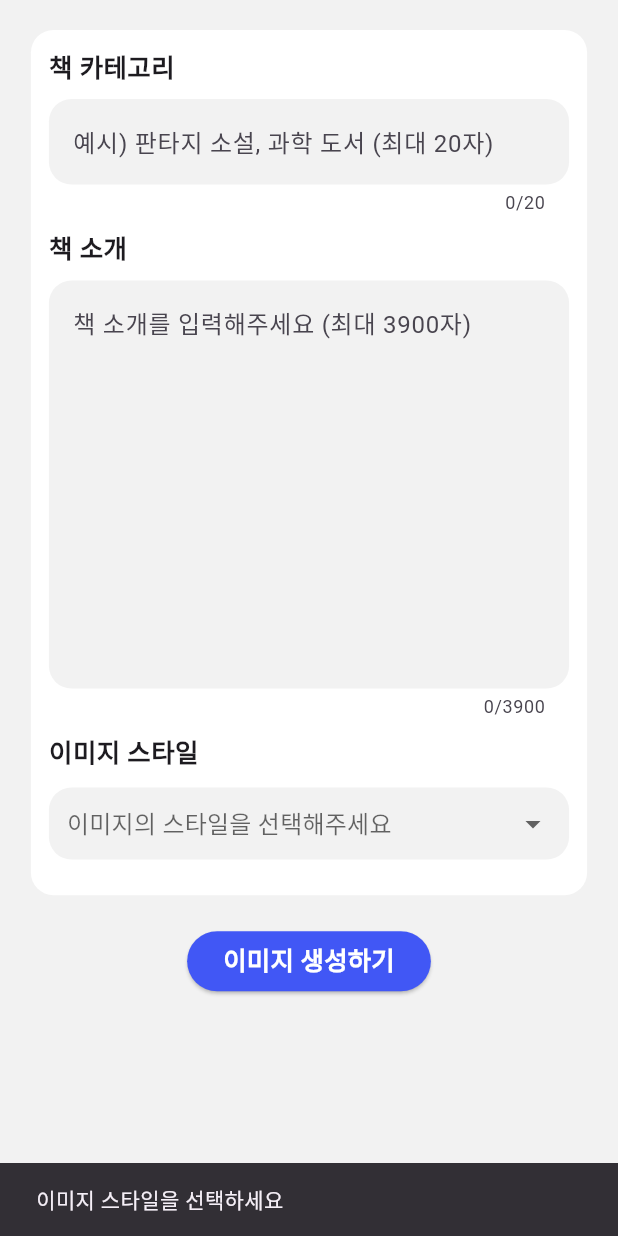
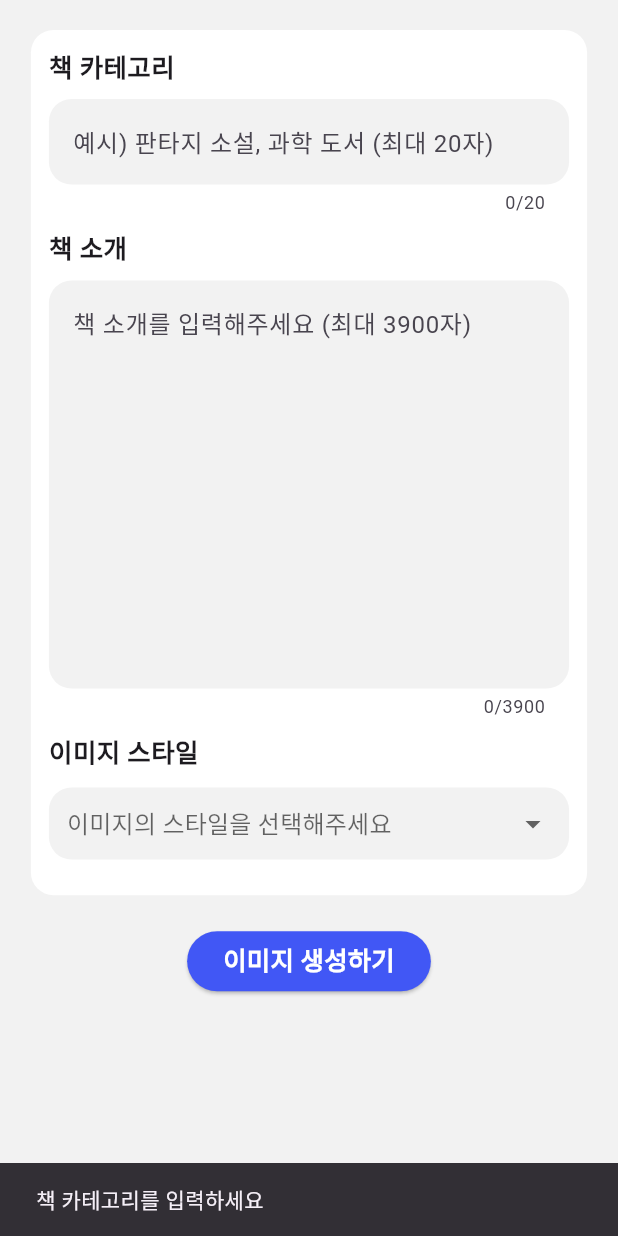
Before and after one commit to hansung-taeyang/flutter-frontend, a Flutter app: the CreateImagePage screen opened directly with empty values, after a tap on "이미지 생성하기", on a phone screen of 412 x 824 dp. Run offline on Flutter 3.47's test engine with Material 3 defaults, Android fonts, the phone set to English and light mode, and no system bars; our stand-ins replace flutter_native_splash, shared_preferences; missing offline and left inert: dart:ffi; accounts and stored records are empty.

Commit message:
이미지 생성 시 미입력란이 있는 경우 스낵바 추가 및 이미지 생성 이후 이미지 확인 페이지로의 이동 코드 수정

```diff
--- a/lib/send_message/create_image_screen.dart
+++ b/lib/send_message/create_image_screen.dart
@@ -1,12 +1,13 @@
 import 'package:flutter/material.dart';
 import 'package:precapstone/const/colors.dart';
 import 'package:http/http.dart' as http;
+import 'package:precapstone/const/message_content.dart';
 import 'dart:convert';
 import 'package:precapstone/const/server_address.dart';
 import 'package:shared_preferences/shared_preferences.dart';
 
 class CreateImagePage extends StatefulWidget {
-  final Function(String imageUrl) navigateToCheckImage;
+  final VoidCallback navigateToCheckImage;
 
   const CreateImagePage({
     super.key,
@@ -39,9 +40,21 @@ class _CreateImagePageState extends State<CreateImagePage> {
     final category = bookCategoryController.text;
     final intro = bookIntroductionController.text;
 
+    if (bookCategoryController.text == '') {
+      ScaffoldMessenger.of(context).showSnackBar(
+        const SnackBar(content: Text('책 카테고리를 입력하세요')),
+      );
+      return;
+    }
+    if (bookIntroductionController.text == '') {
+      ScaffoldMessenger.of(context).showSnackBar(
+        const SnackBar(content: Text('책 소개를 입력하세요')),
+      );
+      return;
+    }
     if (selectStyle == null) {
       ScaffoldMessenger.of(context).showSnackBar(
-        SnackBar(content: Text('이미지 스타일을 선택하세요')),
+        const SnackBar(content: Text('이미지 스타일을 선택하세요')),
       );
       return;
     }
@@ -50,7 +63,7 @@ class _CreateImagePageState extends State<CreateImagePage> {
       context: context,
       barrierDismissible: false,
       builder: (BuildContext context) {
-        return Center(child: CircularProgressIndicator());
+        return const Center(child: CircularProgressIndicator());
       },
     );
 
@@ -81,13 +94,14 @@ class _CreateImagePageState extends State<CreateImagePage> {
       if (response.statusCode == 200) {
         final imageUrl = responseData['url'];
         if (imageUrl != null) {
-          widget.navigateToCheckImage(imageUrl);
+          currentImgUrl = imageUrl;
+          widget.navigateToCheckImage();
         } else {
           throw Exception("잘못된 응답: 이미지 URL을 찾을 수 없음");
         }
       } else {
         ScaffoldMessenger.of(context).showSnackBar(
-          SnackBar(content: Text('서버 전송 실패')),
+          const SnackBar(content: Text('서버 전송 실패')),
         );
       }
     } catch (e) {
```
